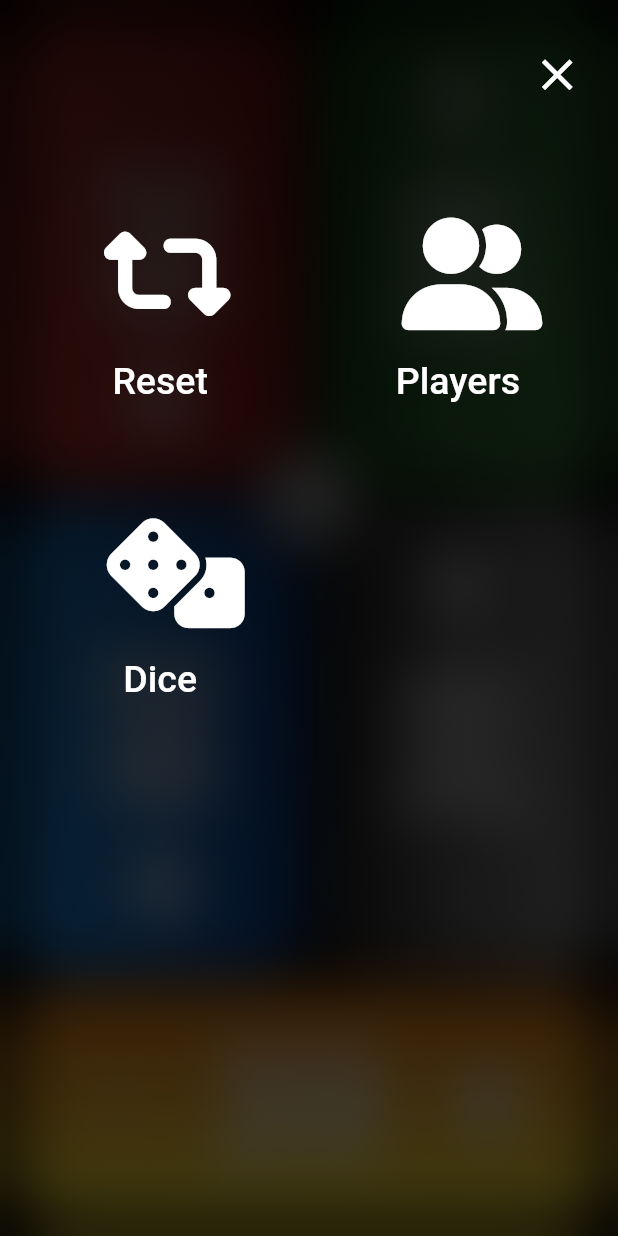
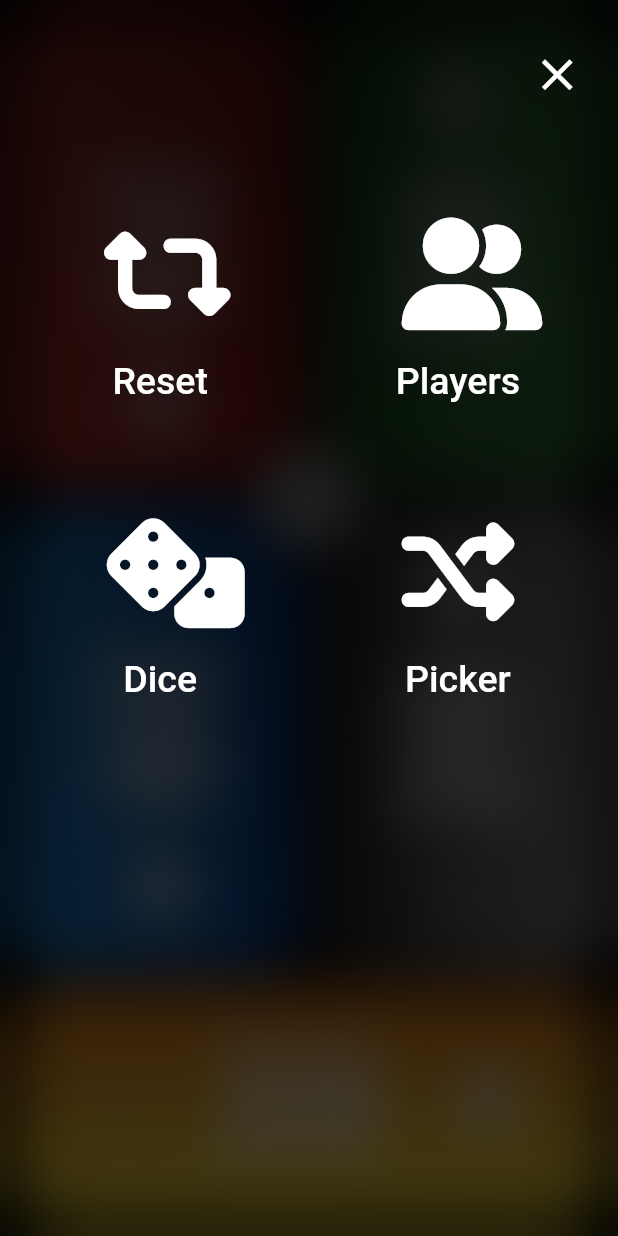
Before and after one commit to silverlightning926/Lifely, a Flutter app: the FivePlayerScreen screen opened by its route, after a tap on the "menu" icon, on a phone screen of 412 x 824 dp. Run offline on Flutter 3.47's test engine with Material 2 defaults, Android fonts, the phone set to English and light mode, and no system bars; our stand-ins replace community_material_icon, font_awesome_flutter; missing offline and left inert: status_alert.

Commit message:
Added Random Player Picker

```diff
--- a/lib/components/menu_button.dart
+++ b/lib/components/menu_button.dart
@@ -6,10 +6,11 @@ class MenuButton extends StatelessWidget {
   const MenuButton({
     Key? key,
     required this.resetRoute,
+    required this.numOfPlayer,
   }) : super(key: key);
 
   final String resetRoute;
-
+  final int numOfPlayer;
   @override
   Widget build(BuildContext context) {
     return MaterialButton(
@@ -41,6 +42,7 @@ class MenuButton extends StatelessWidget {
             pageBuilder: (context, animation, secondaryAnimation) =>
                 SettingsScreen(
               resetRoute: resetRoute,
+              numOfPlayer: numOfPlayer,
             ),
             transitionsBuilder:
                 (context, animation, secondaryAnimation, child) {
--- a/lib/screens/five_player_screen.dart
+++ b/lib/screens/five_player_screen.dart
@@ -125,6 +125,7 @@ class _FivePlayerScreenState extends State<FivePlayerScreen> {
                   child: Center(
                     child: MenuButton(
                       resetRoute: '/five',
+                      numOfPlayer: 5,
                     ),
                   ),
                 ),
--- a/lib/screens/four_player_screen.dart
+++ b/lib/screens/four_player_screen.dart
@@ -104,6 +104,7 @@ class _FourPlayerScreenState extends State<FourPlayerScreen> {
               const Center(
                 child: MenuButton(
                   resetRoute: '/four',
+                  numOfPlayer: 4,
                 ),
               ),
             ],
--- a/lib/screens/one_player_screen.dart
+++ b/lib/screens/one_player_screen.dart
@@ -20,6 +20,7 @@ class _OnePlayersScreenState extends State<OnePlayersScreen> {
         floatingActionButtonLocation: FloatingActionButtonLocation.startFloat,
         floatingActionButton: const MenuButton(
           resetRoute: '/one',
+          numOfPlayer: 1,
         ),
         body: Padding(
           padding: const EdgeInsets.all(10.0),
--- a/lib/screens/settings_screen.dart
+++ b/lib/screens/settings_screen.dart
@@ -1,14 +1,18 @@
+import 'dart:math';
 import 'dart:ui';
 
 import 'package:flutter/material.dart';
 import 'package:font_awesome_flutter/font_awesome_flutter.dart';
 import 'package:lifely/screens/dice_screen.dart';
 import 'package:lifely/screens/player_amount_screen.dart';
+import 'package:status_alert/status_alert.dart';
 
 class SettingsScreen extends StatelessWidget {
-  const SettingsScreen({Key? key, this.resetRoute}) : super(key: key);
+  const SettingsScreen({Key? key, this.resetRoute, this.numOfPlayer})
+      : super(key: key);
 
   final String? resetRoute;
+  final int? numOfPlayer;
 
   @override
   Widget build(BuildContext context) {
@@ -181,6 +185,39 @@ class SettingsScreen extends StatelessWidget {
                   ],
                 ),
               ),
+              MaterialButton(
+                onPressed: () {
+                  StatusAlert.show(
+                    context,
+                    dismissOnBackgroundTap: true,
+                    duration: const Duration(seconds: 4),
+                    subtitle: 'Result: ${Random().nextInt(numOfPlayer!) + 1}',
+                    title: 'Random Player',
+                    configuration: const IconConfiguration(
+                      icon: FontAwesomeIcons.user,
+                    ),
+                  );
+                },
+                child: Column(
+                  mainAxisAlignment: MainAxisAlignment.center,
+                  children: const [
+                    Icon(
+                      FontAwesomeIcons.shuffle,
+                      size: 75,
+                    ),
+                    SizedBox(
+                      height: 20,
+                    ),
+                    Text(
+                      'Picker',
+                      style: TextStyle(
+                        fontWeight: FontWeight.w500,
+                        fontSize: 25,
+                      ),
+                    ),
+                  ],
+                ),
+              ),
             ],
           ),
         ),
--- a/lib/screens/six_player_screen.dart
+++ b/lib/screens/six_player_screen.dart
@@ -144,6 +144,7 @@ class _SixPlayerScreenState extends State<SixPlayerScreen> {
                   child: Center(
                     child: MenuButton(
                       resetRoute: '/six',
+                      numOfPlayer: 6,
                     ),
                   ),
                 ),
--- a/lib/screens/three_player_screen.dart
+++ b/lib/screens/three_player_screen.dart
@@ -85,6 +85,7 @@ class _ThreePlayerScreenState extends State<ThreePlayerScreen> {
                   child: Center(
                     child: MenuButton(
                       resetRoute: '/three',
+                      numOfPlayer: 3,
                     ),
                   ),
                 ),
--- a/lib/screens/two_player_screen.dart
+++ b/lib/screens/two_player_screen.dart
@@ -56,6 +56,7 @@ class _TwoPlayersScreenState extends State<TwoPlayersScreen> {
               const Center(
                 child: MenuButton(
                   resetRoute: '/two',
+                  numOfPlayer: 2,
                 ),
               ),
             ],
```
